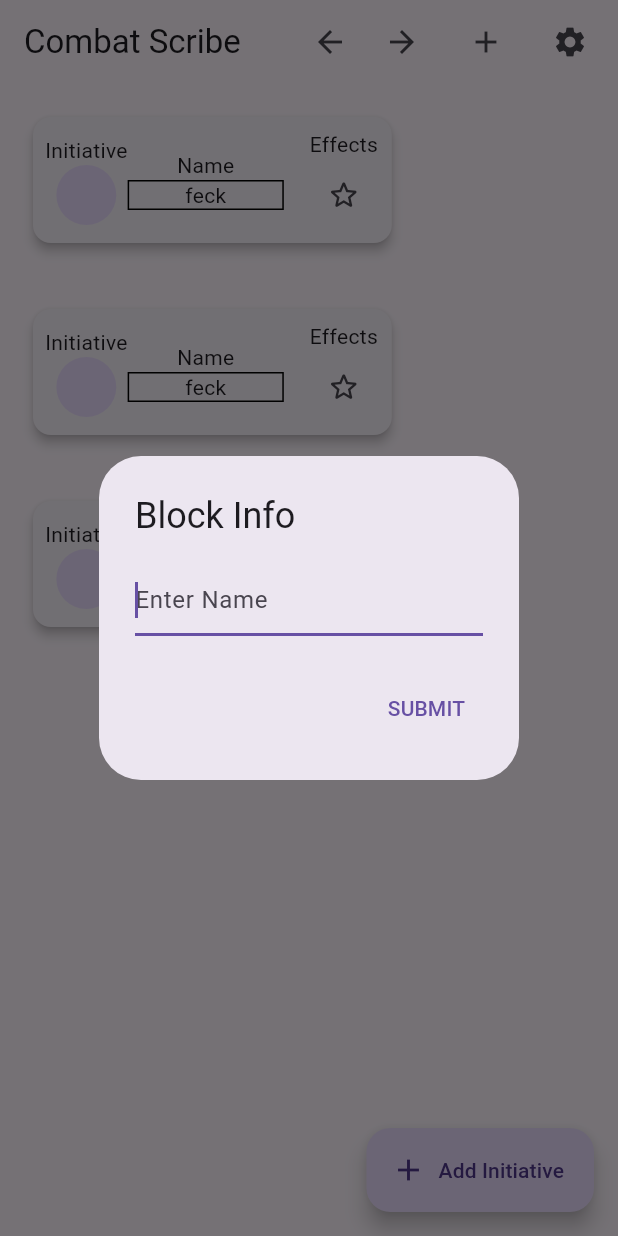
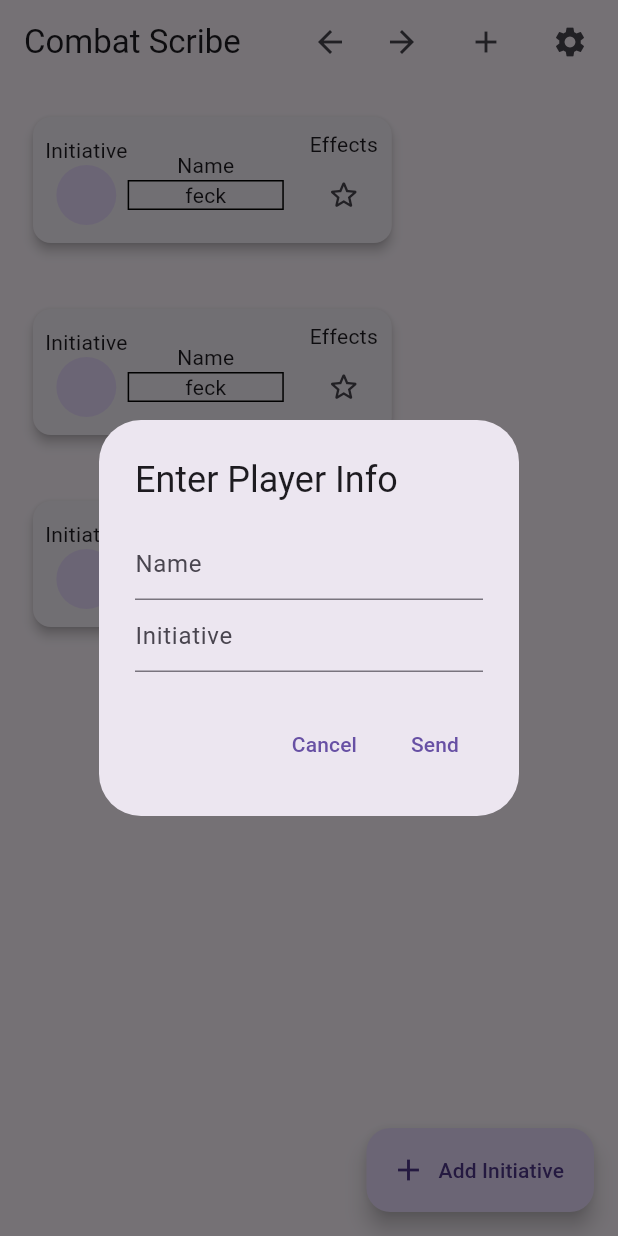
Before and after one commit to ABeeinSpace/software_engineering_project, a Flutter app: the screen it shows after launch, after a tap on "Add Initiative", on a phone screen of 412 x 824 dp. Run offline on Flutter 3.47's test engine with Material 2 defaults, Android fonts, the phone set to English and light mode, and no system bars.

Commit message:
Combined diologue elements. Temp disabled updates.

```diff
--- a/lib/main.dart
+++ b/lib/main.dart
@@ -220,16 +220,19 @@ class _MyHomePageState extends State<MyHomePage> {
       floatingActionButton: FloatingActionButton.extended(
         ///When the add initative button is pressed, open a dialog for the user to input their name
         onPressed: () async {
-          final name = await openDialog();
-          if (name == null || name.isEmpty) return;
-          setState(() => this.name = name);
+          log("Button Pressed!");
+          showDialogWithFields();
+          // final name = await openDialog();
+          // if (name == null || name.isEmpty) return;
+          // setState(() => this.name = name);
 
-          //When the user has submitted a name, open a dialog for them to input the Initiative
-          final Initiative = await openInitiativeDialog();
-          if (Initiative == null || Initiative.isEmpty) return;
-          setState(() => this.Initiative = Initiative);
+          // //When the user has submitted a name, open a dialog for them to input the Initiative
+          // final Initiative = await openInitiativeDialog();
+          // if (Initiative == null || Initiative.isEmpty) return;
+          // setState(() => this.Initiative = Initiative);
 
-          editInitiativeCard();
+          // editInitiativeCard();
+          //TODO: Fix so it actually updates the data
         },
         icon: const Icon(Icons.add),
         label: const Text("Add Initiative"),
@@ -237,6 +240,48 @@ class _MyHomePageState extends State<MyHomePage> {
       // We should consider making the FAB display a pop-up menu to enable prefab monster addition like the button in the top of the window.
 
       // End of Body
+    );
+  }
+
+  void showDialogWithFields() {
+    showDialog(
+      context: context,
+      builder: (_) {
+        var nameController = TextEditingController();
+        var initiativeController = TextEditingController();
+        return AlertDialog(
+          title: Text('Enter Player Info'),
+          content: SingleChildScrollView(
+              child: Column(
+            //shrinkWrap: true,
+            children: [
+              TextFormField(
+                controller: nameController,
+                decoration: InputDecoration(hintText: 'Name'),
+              ),
+              TextFormField(
+                controller: initiativeController,
+                decoration: InputDecoration(hintText: 'Initiative'),
+              ),
+            ],
+          )),
+          actions: [
+            TextButton(
+              onPressed: () => Navigator.pop(context),
+              child: Text('Cancel'),
+            ),
+            TextButton(
+              onPressed: () {
+                // Send them to your email maybe?
+                //var email = nameController.text;
+                //var message = initiativeController.text;
+                Navigator.pop(context);
+              },
+              child: Text('Send'),
+            ),
+          ],
+        );
+      },
     );
   }
 
```
